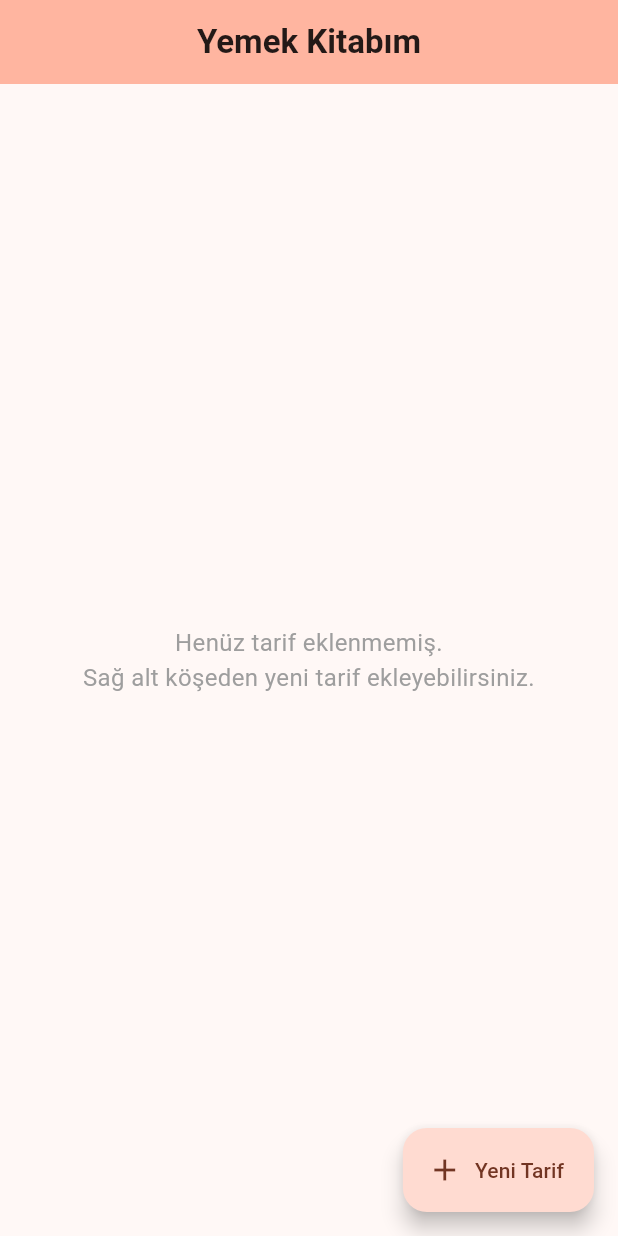
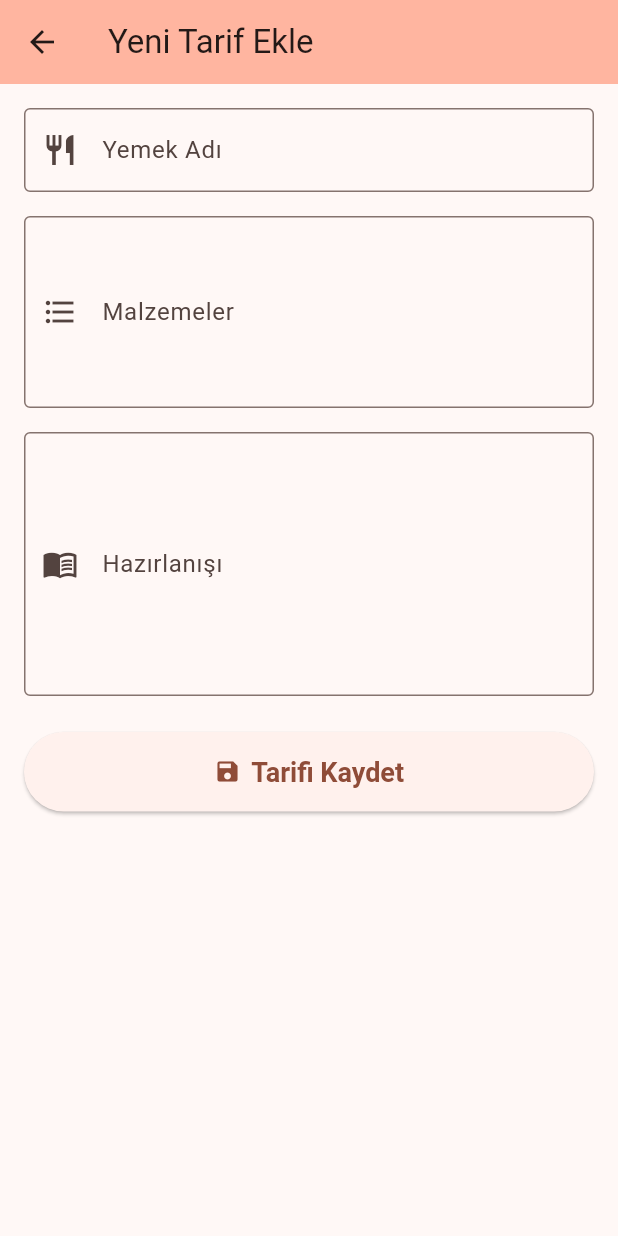
Before and after one commit to AIRSNN/YemekTarifi, a Flutter app: the screen it shows after launch, after a tap on "Yeni Tarif", on a phone screen of 412 x 824 dp. Run offline on Flutter 3.47's test engine with Material 3 defaults, Android fonts, the phone set to English and light mode, and no system bars; our stand-ins replace sqflite_common_ffi; accounts and stored records are empty.

Commit message:
Faz 4: Tarif ekleme ekranı ve veri kayıt işlemleri oluşturuldu

```diff
--- /dev/null
+++ b/lib/screens/add_recipe_screen.dart
@@ -0,0 +1,110 @@
+import 'package:flutter/material.dart';
+import '../models/recipe_model.dart';
+import '../database/database_helper.dart';
+
+class AddRecipeScreen extends StatefulWidget {
+  const AddRecipeScreen({super.key});
+
+  @override
+  State<AddRecipeScreen> createState() => _AddRecipeScreenState();
+}
+
+class _AddRecipeScreenState extends State<AddRecipeScreen> {
+  final _formKey = GlobalKey<FormState>();
+  final _titleController = TextEditingController();
+  final _ingredientsController = TextEditingController();
+  final _instructionsController = TextEditingController();
+
+  Future<void> _saveRecipe() async {
+    if (_formKey.currentState!.validate()) {
+      final newRecipe = Recipe(
+        title: _titleController.text,
+        ingredients: _ingredientsController.text,
+        instructions: _instructionsController.text,
+        createdAt: DateTime.now().toIso8601String(),
+        // Resim ekleme mekanizması bir sonraki fazda eklenecek
+        imageName: null,
+      );
+
+      // Veritabanına kayıt işlemi (Kurye iş başında)
+      await DatabaseHelper.instance.createRecipe(newRecipe);
+
+      if (mounted) {
+        ScaffoldMessenger.of(context).showSnackBar(
+          const SnackBar(content: Text('Tarif başarıyla veritabanına kaydedildi!')),
+        );
+        // Kayıt sonrası ana ekrana dön
+        Navigator.pop(context, true);
+      }
+    }
+  }
+
+  @override
+  void dispose() {
+    _titleController.dispose();
+    _ingredientsController.dispose();
+    _instructionsController.dispose();
+    super.dispose();
+  }
+
+  @override
+  Widget build(BuildContext context) {
+    return Scaffold(
+      appBar: AppBar(
+        title: const Text('Yeni Tarif Ekle'),
+        backgroundColor: Theme.of(context).colorScheme.inversePrimary,
+      ),
+      body: Padding(
+        padding: const EdgeInsets.all(16.0),
+        child: Form(
+          key: _formKey,
+          child: ListView(
+            children: [
+              TextFormField(
+                controller: _titleController,
+                decoration: const InputDecoration(
+                  labelText: 'Yemek Adı',
+                  border: OutlineInputBorder(),
+                  prefixIcon: Icon(Icons.restaurant),
+                ),
+                validator: (value) => value == null || value.isEmpty ? 'Lütfen yemek adını girin' : null,
+              ),
+              const SizedBox(height: 16),
+              TextFormField(
+                controller: _ingredientsController,
+                decoration: const InputDecoration(
+                  labelText: 'Malzemeler',
+                  border: OutlineInputBorder(),
+                  prefixIcon: Icon(Icons.format_list_bulleted),
+                ),
+                maxLines: 4,
+                validator: (value) => value == null || value.isEmpty ? 'Lütfen malzemeleri girin' : null,
+              ),
+              const SizedBox(height: 16),
+              TextFormField(
+                controller: _instructionsController,
+                decoration: const InputDecoration(
+                  labelText: 'Hazırlanışı',
+                  border: OutlineInputBorder(),
+                  prefixIcon: Icon(Icons.menu_book),
+                ),
+                maxLines: 6,
+                validator: (value) => value == null || value.isEmpty ? 'Lütfen hazırlanışını girin' : null,
+              ),
+              const SizedBox(height: 24),
+              ElevatedButton.icon(
+                onPressed: _saveRecipe,
+                icon: const Icon(Icons.save),
+                label: const Text('Tarifi Kaydet'),
+                style: ElevatedButton.styleFrom(
+                  padding: const EdgeInsets.symmetric(vertical: 16),
+                  textStyle: const TextStyle(fontSize: 18, fontWeight: FontWeight.bold),
+                ),
+              ),
+            ],
+          ),
+        ),
+      ),
+    );
+  }
+}
--- a/lib/screens/home_screen.dart
+++ b/lib/screens/home_screen.dart
@@ -1,6 +1,7 @@
 import 'package:flutter/material.dart';
 import '../database/database_helper.dart';
 import '../models/recipe_model.dart';
+import 'add_recipe_screen.dart';
 
 class HomeScreen extends StatefulWidget {
   const HomeScreen({super.key});
@@ -18,6 +19,7 @@ class _HomeScreenState extends State<HomeScreen> {
     _refreshRecipes();
   }
 
+  // Veritabanından verileri çekip arayüzü yenileyen fonksiyon
   void _refreshRecipes() {
     setState(() {
       _recipesFuture = DatabaseHelper.instance.readAllRecipes();
@@ -70,7 +72,7 @@ class _HomeScreenState extends State<HomeScreen> {
                     overflow: TextOverflow.ellipsis,
                   ),
                   onTap: () {
-                    // TODO: Tarif detay sayfasına git
+                    // TODO: Tarif detay sayfasına git (Sonraki fazlarda)
                   },
                 ),
               );
@@ -79,8 +81,16 @@ class _HomeScreenState extends State<HomeScreen> {
         },
       ),
       floatingActionButton: FloatingActionButton.extended(
-        onPressed: () {
-          // TODO: Tarif Ekleme sayfasına yönlendirilecek
+        onPressed: () async {
+          // Yeni tarif ekleme sayfasına git ve oradan dönüşte (veri eklendiyse) listeyi yenile
+          final result = await Navigator.push(
+            context,
+            MaterialPageRoute(builder: (context) => const AddRecipeScreen()),
+          );
+
+          if (result == true) {
+            _refreshRecipes();
+          }
         },
         icon: const Icon(Icons.add),
         label: const Text('Yeni Tarif'),
```
Also changed, not shown: 1 other file.
